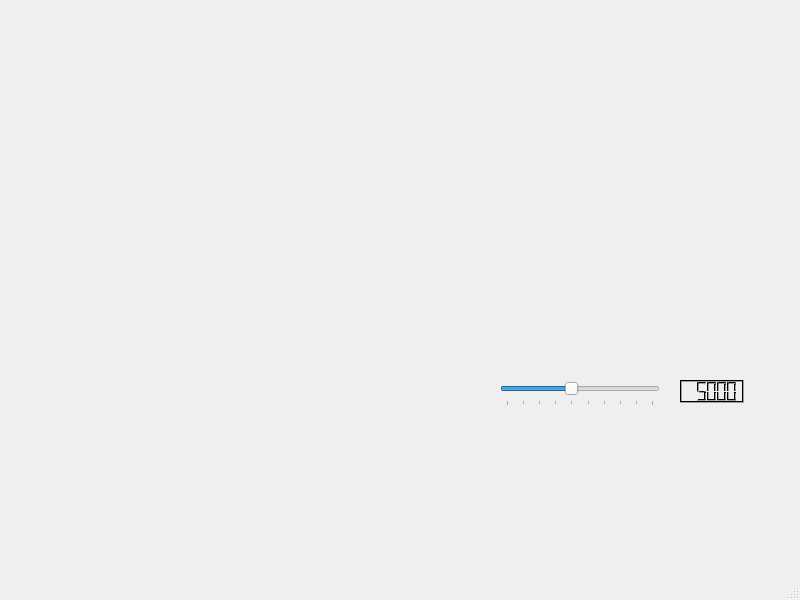
Before: the Qt Designer form gui.ui in koengeltink/expo68, drawn with Qt 5.
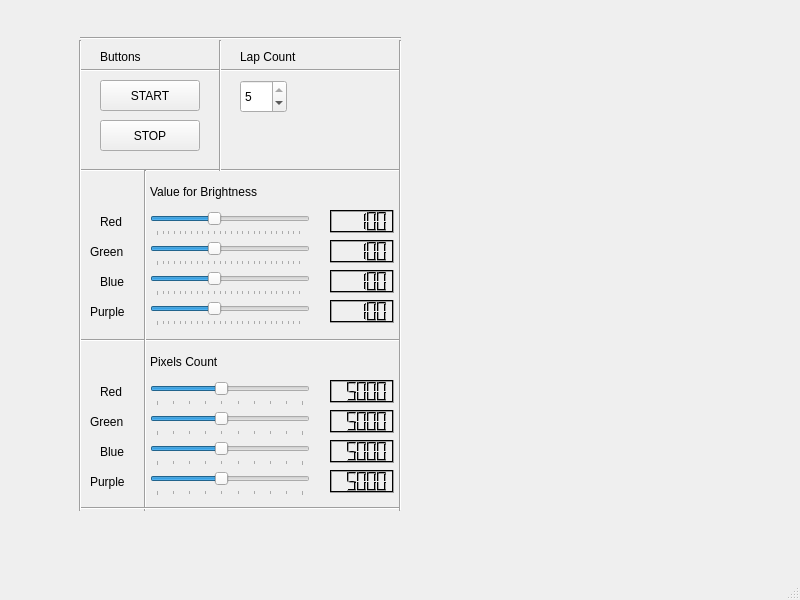
After: the same form once the commit is applied.

```diff
--- a/gui.ui
+++ b/gui.ui
@@ -17,7 +17,7 @@
    <widget class="QSlider" name="slider">
     <property name="geometry">
      <rect>
-      <x>500</x>
+      <x>150</x>
       <y>380</y>
       <width>160</width>
       <height>26</height>
@@ -57,7 +57,7 @@
    <widget class="QLCDNumber" name="lcdNumber">
     <property name="geometry">
      <rect>
-      <x>680</x>
+      <x>330</x>
       <y>380</y>
       <width>64</width>
       <height>23</height>
@@ -104,6 +104,979 @@
      <double>5000.000000000000000</double>
     </property>
    </widget>
+   <widget class="QSlider" name="slider_c_green">
+    <property name="geometry">
+     <rect>
+      <x>150</x>
+      <y>410</y>
+      <width>160</width>
+      <height>26</height>
+     </rect>
+    </property>
+    <property name="minimum">
+     <number>1000</number>
+    </property>
+    <property name="maximum">
+     <number>10000</number>
+    </property>
+    <property name="singleStep">
+     <number>1000</number>
+    </property>
+    <property name="pageStep">
+     <number>1000</number>
+    </property>
+    <property name="value">
+     <number>5000</number>
+    </property>
+    <property name="tracking">
+     <bool>false</bool>
+    </property>
+    <property name="orientation">
+     <enum>Qt::Horizontal</enum>
+    </property>
+    <property name="invertedAppearance">
+     <bool>false</bool>
+    </property>
+    <property name="tickPosition">
+     <enum>QSlider::TicksBelow</enum>
+    </property>
+    <property name="tickInterval">
+     <number>1000</number>
+    </property>
+   </widget>
+   <widget class="QLCDNumber" name="lcdNumber_2">
+    <property name="geometry">
+     <rect>
+      <x>330</x>
+      <y>410</y>
+      <width>64</width>
+      <height>23</height>
+     </rect>
+    </property>
+    <property name="palette">
+     <palette>
+      <active>
+       <colorrole role="Light">
+        <brush brushstyle="SolidPattern">
+         <color alpha="255">
+          <red>0</red>
+          <green>0</green>
+          <blue>0</blue>
+         </color>
+        </brush>
+       </colorrole>
+      </active>
+      <inactive>
+       <colorrole role="Light">
+        <brush brushstyle="SolidPattern">
+         <color alpha="255">
+          <red>0</red>
+          <green>0</green>
+          <blue>0</blue>
+         </color>
+        </brush>
+       </colorrole>
+      </inactive>
+      <disabled>
+       <colorrole role="Light">
+        <brush brushstyle="SolidPattern">
+         <color alpha="255">
+          <red>0</red>
+          <green>0</green>
+          <blue>0</blue>
+         </color>
+        </brush>
+       </colorrole>
+      </disabled>
+     </palette>
+    </property>
+    <property name="value" stdset="0">
+     <double>5000.000000000000000</double>
+    </property>
+   </widget>
+   <widget class="QLCDNumber" name="lcdNumber_3">
+    <property name="geometry">
+     <rect>
+      <x>330</x>
+      <y>470</y>
+      <width>64</width>
+      <height>23</height>
+     </rect>
+    </property>
+    <property name="palette">
+     <palette>
+      <active>
+       <colorrole role="Light">
+        <brush brushstyle="SolidPattern">
+         <color alpha="255">
+          <red>0</red>
+          <green>0</green>
+          <blue>0</blue>
+         </color>
+        </brush>
+       </colorrole>
+      </active>
+      <inactive>
+       <colorrole role="Light">
+        <brush brushstyle="SolidPattern">
+         <color alpha="255">
+          <red>0</red>
+          <green>0</green>
+          <blue>0</blue>
+         </color>
+        </brush>
+       </colorrole>
+      </inactive>
+      <disabled>
+       <colorrole role="Light">
+        <brush brushstyle="SolidPattern">
+         <color alpha="255">
+          <red>0</red>
+          <green>0</green>
+          <blue>0</blue>
+         </color>
+        </brush>
+       </colorrole>
+      </disabled>
+     </palette>
+    </property>
+    <property name="value" stdset="0">
+     <double>5000.000000000000000</double>
+    </property>
+   </widget>
+   <widget class="QSlider" name="slider_c_blue">
+    <property name="geometry">
+     <rect>
+      <x>150</x>
+      <y>440</y>
+      <width>160</width>
+      <height>26</height>
+     </rect>
+    </property>
+    <property name="minimum">
+     <number>1000</number>
+    </property>
+    <property name="maximum">
+     <number>10000</number>
+    </property>
+    <property name="singleStep">
+     <number>1000</number>
+    </property>
+    <property name="pageStep">
+     <number>1000</number>
+    </property>
+    <property name="value">
+     <number>5000</number>
+    </property>
+    <property name="tracking">
+     <bool>false</bool>
+    </property>
+    <property name="orientation">
+     <enum>Qt::Horizontal</enum>
+    </property>
+    <property name="invertedAppearance">
+     <bool>false</bool>
+    </property>
+    <property name="tickPosition">
+     <enum>QSlider::TicksBelow</enum>
+    </property>
+    <property name="tickInterval">
+     <number>1000</number>
+    </property>
+   </widget>
+   <widget class="QSlider" name="slider_c_purple">
+    <property name="geometry">
+     <rect>
+      <x>150</x>
+      <y>470</y>
+      <width>160</width>
+      <height>26</height>
+     </rect>
+    </property>
+    <property name="minimum">
+     <number>1000</number>
+    </property>
+    <property name="maximum">
+     <number>10000</number>
+    </property>
+    <property name="singleStep">
+     <number>1000</number>
+    </property>
+    <property name="pageStep">
+     <number>1000</number>
+    </property>
+    <property name="value">
+     <number>5000</number>
+    </property>
+    <property name="tracking">
+     <bool>false</bool>
+    </property>
+    <property name="orientation">
+     <enum>Qt::Horizontal</enum>
+    </property>
+    <property name="invertedAppearance">
+     <bool>false</bool>
+    </property>
+    <property name="tickPosition">
+     <enum>QSlider::TicksBelow</enum>
+    </property>
+    <property name="tickInterval">
+     <number>1000</number>
+    </property>
+   </widget>
+   <widget class="QLCDNumber" name="lcdNumber_4">
+    <property name="geometry">
+     <rect>
+      <x>330</x>
+      <y>440</y>
+      <width>64</width>
+      <height>23</height>
+     </rect>
+    </property>
+    <property name="palette">
+     <palette>
+      <active>
+       <colorrole role="Light">
+        <brush brushstyle="SolidPattern">
+         <color alpha="255">
+          <red>0</red>
+          <green>0</green>
+          <blue>0</blue>
+         </color>
+        </brush>
+       </colorrole>
+      </active>
+      <inactive>
+       <colorrole role="Light">
+        <brush brushstyle="SolidPattern">
+         <color alpha="255">
+          <red>0</red>
+          <green>0</green>
+          <blue>0</blue>
+         </color>
+        </brush>
+       </colorrole>
+      </inactive>
+      <disabled>
+       <colorrole role="Light">
+        <brush brushstyle="SolidPattern">
+         <color alpha="255">
+          <red>0</red>
+          <green>0</green>
+          <blue>0</blue>
+         </color>
+        </brush>
+       </colorrole>
+      </disabled>
+     </palette>
+    </property>
+    <property name="value" stdset="0">
+     <double>5000.000000000000000</double>
+    </property>
+   </widget>
+   <widget class="QLabel" name="label">
+    <property name="geometry">
+     <rect>
+      <x>150</x>
+      <y>350</y>
+      <width>111</width>
+      <height>23</height>
+     </rect>
+    </property>
+    <property name="text">
+     <string>Pixels Count</string>
+    </property>
+   </widget>
+   <widget class="QLabel" name="label_2">
+    <property name="geometry">
+     <rect>
+      <x>150</x>
+      <y>180</y>
+      <width>151</width>
+      <height>23</height>
+     </rect>
+    </property>
+    <property name="text">
+     <string>Value for Brightness</string>
+    </property>
+   </widget>
+   <widget class="QSlider" name="slider_b_red">
+    <property name="geometry">
+     <rect>
+      <x>150</x>
+      <y>210</y>
+      <width>160</width>
+      <height>26</height>
+     </rect>
+    </property>
+    <property name="minimum">
+     <number>0</number>
+    </property>
+    <property name="maximum">
+     <number>255</number>
+    </property>
+    <property name="singleStep">
+     <number>1</number>
+    </property>
+    <property name="pageStep">
+     <number>1</number>
+    </property>
+    <property name="value">
+     <number>100</number>
+    </property>
+    <property name="tracking">
+     <bool>false</bool>
+    </property>
+    <property name="orientation">
+     <enum>Qt::Horizontal</enum>
+    </property>
+    <property name="invertedAppearance">
+     <bool>false</bool>
+    </property>
+    <property name="tickPosition">
+     <enum>QSlider::TicksBelow</enum>
+    </property>
+    <property name="tickInterval">
+     <number>10</number>
+    </property>
+   </widget>
+   <widget class="QLCDNumber" name="lcdNumber_6">
+    <property name="geometry">
+     <rect>
+      <x>330</x>
+      <y>210</y>
+      <width>64</width>
+      <height>23</height>
+     </rect>
+    </property>
+    <property name="palette">
+     <palette>
+      <active>
+       <colorrole role="Light">
+        <brush brushstyle="SolidPattern">
+         <color alpha="255">
+          <red>0</red>
+          <green>0</green>
+          <blue>0</blue>
+         </color>
+        </brush>
+       </colorrole>
+      </active>
+      <inactive>
+       <colorrole role="Light">
+        <brush brushstyle="SolidPattern">
+         <color alpha="255">
+          <red>0</red>
+          <green>0</green>
+          <blue>0</blue>
+         </color>
+        </brush>
+       </colorrole>
+      </inactive>
+      <disabled>
+       <colorrole role="Light">
+        <brush brushstyle="SolidPattern">
+         <color alpha="255">
+          <red>0</red>
+          <green>0</green>
+          <blue>0</blue>
+         </color>
+        </brush>
+       </colorrole>
+      </disabled>
+     </palette>
+    </property>
+    <property name="value" stdset="0">
+     <double>100.000000000000000</double>
+    </property>
+    <property name="intValue" stdset="0">
+     <number>100</number>
+    </property>
+   </widget>
+   <widget class="QLCDNumber" name="lcdNumber_7">
+    <property name="geometry">
+     <rect>
+      <x>330</x>
+      <y>240</y>
+      <width>64</width>
+      <height>23</height>
+     </rect>
+    </property>
+    <property name="palette">
+     <palette>
+      <active>
+       <colorrole role="Light">
+        <brush brushstyle="SolidPattern">
+         <color alpha="255">
+          <red>0</red>
+          <green>0</green>
+          <blue>0</blue>
+         </color>
+        </brush>
+       </colorrole>
+      </active>
+      <inactive>
+       <colorrole role="Light">
+        <brush brushstyle="SolidPattern">
+         <color alpha="255">
+          <red>0</red>
+          <green>0</green>
+          <blue>0</blue>
+         </color>
+        </brush>
+       </colorrole>
+      </inactive>
+      <disabled>
+       <colorrole role="Light">
+        <brush brushstyle="SolidPattern">
+         <color alpha="255">
+          <red>0</red>
+          <green>0</green>
+          <blue>0</blue>
+         </color>
+        </brush>
+       </colorrole>
+      </disabled>
+     </palette>
+    </property>
+    <property name="value" stdset="0">
+     <double>100.000000000000000</double>
+    </property>
+    <property name="intValue" stdset="0">
+     <number>100</number>
+    </property>
+   </widget>
+   <widget class="QSlider" name="slider_b_green">
+    <property name="geometry">
+     <rect>
+      <x>150</x>
+      <y>240</y>
+      <width>160</width>
+      <height>26</height>
+     </rect>
+    </property>
+    <property name="minimum">
+     <number>0</number>
+    </property>
+    <property name="maximum">
+     <number>255</number>
+    </property>
+    <property name="singleStep">
+     <number>1</number>
+    </property>
+    <property name="pageStep">
+     <number>1</number>
+    </property>
+    <property name="value">
+     <number>100</number>
+    </property>
+    <property name="tracking">
+     <bool>false</bool>
+    </property>
+    <property name="orientation">
+     <enum>Qt::Horizontal</enum>
+    </property>
+    <property name="invertedAppearance">
+     <bool>false</bool>
+    </property>
+    <property name="tickPosition">
+     <enum>QSlider::TicksBelow</enum>
+    </property>
+    <property name="tickInterval">
+     <number>10</number>
+    </property>
+   </widget>
+   <widget class="QLCDNumber" name="lcdNumber_8">
+    <property name="geometry">
+     <rect>
+      <x>330</x>
+      <y>300</y>
+      <width>64</width>
+      <height>23</height>
+     </rect>
+    </property>
+    <property name="palette">
+     <palette>
+      <active>
+       <colorrole role="Light">
+        <brush brushstyle="SolidPattern">
+         <color alpha="255">
+          <red>0</red>
+          <green>0</green>
+          <blue>0</blue>
+         </color>
+        </brush>
+       </colorrole>
+      </active>
+      <inactive>
+       <colorrole role="Light">
+        <brush brushstyle="SolidPattern">
+         <color alpha="255">
+          <red>0</red>
+          <green>0</green>
+          <blue>0</blue>
+         </color>
+        </brush>
+       </colorrole>
+      </inactive>
+      <disabled>
+       <colorrole role="Light">
+        <brush brushstyle="SolidPattern">
+         <color alpha="255">
+          <red>0</red>
+          <green>0</green>
+          <blue>0</blue>
+         </color>
+        </brush>
+       </colorrole>
+      </disabled>
+     </palette>
+    </property>
+    <property name="value" stdset="0">
+     <double>100.000000000000000</double>
+    </property>
+    <property name="intValue" stdset="0">
+     <number>100</number>
+    </property>
+   </widget>
+   <widget class="QLCDNumber" name="lcdNumber_9">
+    <property name="geometry">
+     <rect>
+      <x>330</x>
+      <y>270</y>
+      <width>64</width>
+      <height>23</height>
+     </rect>
+    </property>
+    <property name="palette">
+     <palette>
+      <active>
+       <colorrole role="Light">
+        <brush brushstyle="SolidPattern">
+         <color alpha="255">
+          <red>0</red>
+          <green>0</green>
+          <blue>0</blue>
+         </color>
+        </brush>
+       </colorrole>
+      </active>
+      <inactive>
+       <colorrole role="Light">
+        <brush brushstyle="SolidPattern">
+         <color alpha="255">
+          <red>0</red>
+          <green>0</green>
+          <blue>0</blue>
+         </color>
+        </brush>
+       </colorrole>
+      </inactive>
+      <disabled>
+       <colorrole role="Light">
+        <brush brushstyle="SolidPattern">
+         <color alpha="255">
+          <red>0</red>
+          <green>0</green>
+          <blue>0</blue>
+         </color>
+        </brush>
+       </colorrole>
+      </disabled>
+     </palette>
+    </property>
+    <property name="value" stdset="0">
+     <double>100.000000000000000</double>
+    </property>
+    <property name="intValue" stdset="0">
+     <number>100</number>
+    </property>
+   </widget>
+   <widget class="QSlider" name="slider_b_purple">
+    <property name="geometry">
+     <rect>
+      <x>150</x>
+      <y>300</y>
+      <width>160</width>
+      <height>26</height>
+     </rect>
+    </property>
+    <property name="minimum">
+     <number>0</number>
+    </property>
+    <property name="maximum">
+     <number>255</number>
+    </property>
+    <property name="singleStep">
+     <number>1</number>
+    </property>
+    <property name="pageStep">
+     <number>1</number>
+    </property>
+    <property name="value">
+     <number>100</number>
+    </property>
+    <property name="tracking">
+     <bool>false</bool>
+    </property>
+    <property name="orientation">
+     <enum>Qt::Horizontal</enum>
+    </property>
+    <property name="invertedAppearance">
+     <bool>false</bool>
+    </property>
+    <property name="tickPosition">
+     <enum>QSlider::TicksBelow</enum>
+    </property>
+    <property name="tickInterval">
+     <number>10</number>
+    </property>
+   </widget>
+   <widget class="QSlider" name="slider_b_blue">
+    <property name="geometry">
+     <rect>
+      <x>150</x>
+      <y>270</y>
+      <width>160</width>
+      <height>26</height>
+     </rect>
+    </property>
+    <property name="minimum">
+     <number>0</number>
+    </property>
+    <property name="maximum">
+     <number>255</number>
+    </property>
+    <property name="singleStep">
+     <number>1</number>
+    </property>
+    <property name="pageStep">
+     <number>1</number>
+    </property>
+    <property name="value">
+     <number>100</number>
+    </property>
+    <property name="tracking">
+     <bool>false</bool>
+    </property>
+    <property name="orientation">
+     <enum>Qt::Horizontal</enum>
+    </property>
+    <property name="invertedAppearance">
+     <bool>false</bool>
+    </property>
+    <property name="tickPosition">
+     <enum>QSlider::TicksBelow</enum>
+    </property>
+    <property name="tickInterval">
+     <number>10</number>
+    </property>
+   </widget>
+   <widget class="QLabel" name="label_3">
+    <property name="geometry">
+     <rect>
+      <x>100</x>
+      <y>210</y>
+      <width>31</width>
+      <height>23</height>
+     </rect>
+    </property>
+    <property name="text">
+     <string>Red</string>
+    </property>
+   </widget>
+   <widget class="QLabel" name="label_4">
+    <property name="geometry">
+     <rect>
+      <x>90</x>
+      <y>240</y>
+      <width>51</width>
+      <height>23</height>
+     </rect>
+    </property>
+    <property name="text">
+     <string>Green</string>
+    </property>
+   </widget>
+   <widget class="QLabel" name="label_5">
+    <property name="geometry">
+     <rect>
+      <x>100</x>
+      <y>270</y>
+      <width>41</width>
+      <height>23</height>
+     </rect>
+    </property>
+    <property name="text">
+     <string>Blue</string>
+    </property>
+   </widget>
+   <widget class="QLabel" name="label_6">
+    <property name="geometry">
+     <rect>
+      <x>90</x>
+      <y>300</y>
+      <width>51</width>
+      <height>23</height>
+     </rect>
+    </property>
+    <property name="text">
+     <string>Purple</string>
+    </property>
+   </widget>
+   <widget class="QLabel" name="label_7">
+    <property name="geometry">
+     <rect>
+      <x>100</x>
+      <y>380</y>
+      <width>31</width>
+      <height>23</height>
+     </rect>
+    </property>
+    <property name="text">
+     <string>Red</string>
+    </property>
+   </widget>
+   <widget class="QLabel" name="label_8">
+    <property name="geometry">
+     <rect>
+      <x>90</x>
+      <y>470</y>
+      <width>51</width>
+      <height>23</height>
+     </rect>
+    </property>
+    <property name="text">
+     <string>Purple</string>
+    </property>
+   </widget>
+   <widget class="QLabel" name="label_9">
+    <property name="geometry">
+     <rect>
+      <x>90</x>
+      <y>410</y>
+      <width>51</width>
+      <height>23</height>
+     </rect>
+    </property>
+    <property name="text">
+     <string>Green</string>
+    </property>
+   </widget>
+   <widget class="QLabel" name="label_10">
+    <property name="geometry">
+     <rect>
+      <x>100</x>
+      <y>440</y>
+      <width>41</width>
+      <height>23</height>
+     </rect>
+    </property>
+    <property name="text">
+     <string>Blue</string>
+    </property>
+   </widget>
+   <widget class="Line" name="line">
+    <property name="geometry">
+     <rect>
+      <x>130</x>
+      <y>340</y>
+      <width>31</width>
+      <height>171</height>
+     </rect>
+    </property>
+    <property name="orientation">
+     <enum>Qt::Vertical</enum>
+    </property>
+   </widget>
+   <widget class="QPushButton" name="start_button">
+    <property name="geometry">
+     <rect>
+      <x>100</x>
+      <y>80</y>
+      <width>100</width>
+      <height>31</height>
+     </rect>
+    </property>
+    <property name="text">
+     <string>START</string>
+    </property>
+   </widget>
+   <widget class="QPushButton" name="stop_button">
+    <property name="geometry">
+     <rect>
+      <x>100</x>
+      <y>120</y>
+      <width>100</width>
+      <height>31</height>
+     </rect>
+    </property>
+    <property name="text">
+     <string>STOP</string>
+    </property>
+   </widget>
+   <widget class="QSpinBox" name="lap_counter">
+    <property name="geometry">
+     <rect>
+      <x>240</x>
+      <y>80</y>
+      <width>47</width>
+      <height>33</height>
+     </rect>
+    </property>
+    <property name="minimum">
+     <number>1</number>
+    </property>
+    <property name="maximum">
+     <number>5</number>
+    </property>
+    <property name="value">
+     <number>5</number>
+    </property>
+   </widget>
+   <widget class="QLabel" name="label_11">
+    <property name="geometry">
+     <rect>
+      <x>100</x>
+      <y>45</y>
+      <width>101</width>
+      <height>23</height>
+     </rect>
+    </property>
+    <property name="text">
+     <string>Buttons</string>
+    </property>
+   </widget>
+   <widget class="QLabel" name="label_12">
+    <property name="geometry">
+     <rect>
+      <x>240</x>
+      <y>45</y>
+      <width>151</width>
+      <height>23</height>
+     </rect>
+    </property>
+    <property name="text">
+     <string>Lap Count</string>
+    </property>
+   </widget>
+   <widget class="Line" name="line_2">
+    <property name="geometry">
+     <rect>
+      <x>80</x>
+      <y>60</y>
+      <width>321</width>
+      <height>21</height>
+     </rect>
+    </property>
+    <property name="orientation">
+     <enum>Qt::Horizontal</enum>
+    </property>
+   </widget>
+   <widget class="Line" name="line_3">
+    <property name="geometry">
+     <rect>
+      <x>80</x>
+      <y>160</y>
+      <width>321</width>
+      <height>20</height>
+     </rect>
+    </property>
+    <property name="orientation">
+     <enum>Qt::Horizontal</enum>
+    </property>
+   </widget>
+   <widget class="Line" name="line_4">
+    <property name="geometry">
+     <rect>
+      <x>80</x>
+      <y>330</y>
+      <width>321</width>
+      <height>20</height>
+     </rect>
+    </property>
+    <property name="orientation">
+     <enum>Qt::Horizontal</enum>
+    </property>
+   </widget>
+   <widget class="Line" name="line_5">
+    <property name="geometry">
+     <rect>
+      <x>130</x>
+      <y>170</y>
+      <width>31</width>
+      <height>171</height>
+     </rect>
+    </property>
+    <property name="orientation">
+     <enum>Qt::Vertical</enum>
+    </property>
+   </widget>
+   <widget class="Line" name="line_6">
+    <property name="geometry">
+     <rect>
+      <x>210</x>
+      <y>40</y>
+      <width>20</width>
+      <height>131</height>
+     </rect>
+    </property>
+    <property name="orientation">
+     <enum>Qt::Vertical</enum>
+    </property>
+   </widget>
+   <widget class="Line" name="line_7">
+    <property name="geometry">
+     <rect>
+      <x>80</x>
+      <y>500</y>
+      <width>321</width>
+      <height>16</height>
+     </rect>
+    </property>
+    <property name="orientation">
+     <enum>Qt::Horizontal</enum>
+    </property>
+   </widget>
+   <widget class="Line" name="line_8">
+    <property name="geometry">
+     <rect>
+      <x>390</x>
+      <y>40</y>
+      <width>20</width>
+      <height>471</height>
+     </rect>
+    </property>
+    <property name="orientation">
+     <enum>Qt::Vertical</enum>
+    </property>
+   </widget>
+   <widget class="Line" name="line_9">
+    <property name="geometry">
+     <rect>
+      <x>70</x>
+      <y>40</y>
+      <width>20</width>
+      <height>471</height>
+     </rect>
+    </property>
+    <property name="orientation">
+     <enum>Qt::Vertical</enum>
+    </property>
+   </widget>
+   <widget class="Line" name="line_10">
+    <property name="geometry">
+     <rect>
+      <x>80</x>
+      <y>30</y>
+      <width>321</width>
+      <height>16</height>
+     </rect>
+    </property>
+    <property name="orientation">
+     <enum>Qt::Horizontal</enum>
+    </property>
+   </widget>
   </widget>
   <widget class="QMenuBar" name="menubar">
    <property name="geometry">
```
Left out of the diff: 124 changed lines with no effect on the pictures.
